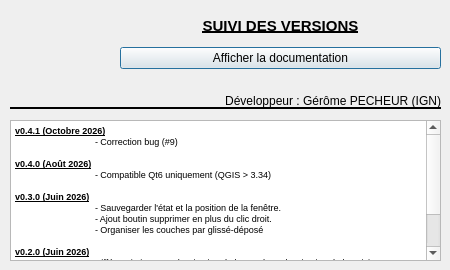
Old version of the form aproposde.ui in the repository IGNF/objets-preferes-qgis-plugin.
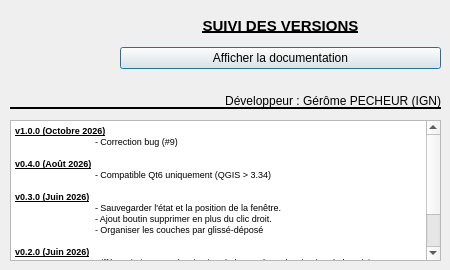
New version of the form. Icons and pictures are not drawn.

Commit message: maj apropos

What changed in the file:
```diff
--- a/aproposde.ui
+++ b/aproposde.ui
@@ -100,7 +100,7 @@
 &lt;html&gt;&lt;head&gt;&lt;meta name=&quot;qrichtext&quot; content=&quot;1&quot; /&gt;&lt;style type=&quot;text/css&quot;&gt;
 p, li { white-space: pre-wrap; }
 &lt;/style&gt;&lt;/head&gt;&lt;body style=&quot; font-family:'MS Shell Dlg 2'; font-size:8.25pt; font-weight:400; font-style:normal;&quot;&gt;
-&lt;p style=&quot; margin-top:0px; margin-bottom:0px; margin-left:0px; margin-right:0px; -qt-block-indent:0; text-indent:0px;&quot;&gt;&lt;span style=&quot; font-size:7pt; font-weight:600; text-decoration: underline;&quot;&gt;v0.4.1 (Octobre 2026)&lt;/span&gt;&lt;/p&gt;
+&lt;p style=&quot; margin-top:0px; margin-bottom:0px; margin-left:0px; margin-right:0px; -qt-block-indent:0; text-indent:0px;&quot;&gt;&lt;span style=&quot; font-size:7pt; font-weight:600; text-decoration: underline;&quot;&gt;v1.0.0 (Octobre 2026)&lt;/span&gt;&lt;/p&gt;
 &lt;p style=&quot; margin-top:0px; margin-bottom:0px; margin-left:0px; margin-right:0px; -qt-block-indent:0; text-indent:0px;&quot;&gt;&lt;span style=&quot; font-size:7pt;&quot;&gt;	- Correction bug (#9)&lt;/span&gt;&lt;/p&gt;
 &lt;p style=&quot;-qt-paragraph-type:empty; margin-top:0px; margin-bottom:0px; margin-left:0px; margin-right:0px; -qt-block-indent:0; text-indent:0px; font-size:7pt;&quot;&gt;&lt;br /&gt;&lt;/p&gt;
 &lt;p style=&quot; margin-top:0px; margin-bottom:0px; margin-left:0px; margin-right:0px; -qt-block-indent:0; text-indent:0px;&quot;&gt;&lt;span style=&quot; font-size:7pt; font-weight:600; text-decoration: underline;&quot;&gt;v0.4.0 (Août 2026)&lt;/span&gt;&lt;/p&gt;
```
The commit also changes 1 other file.
